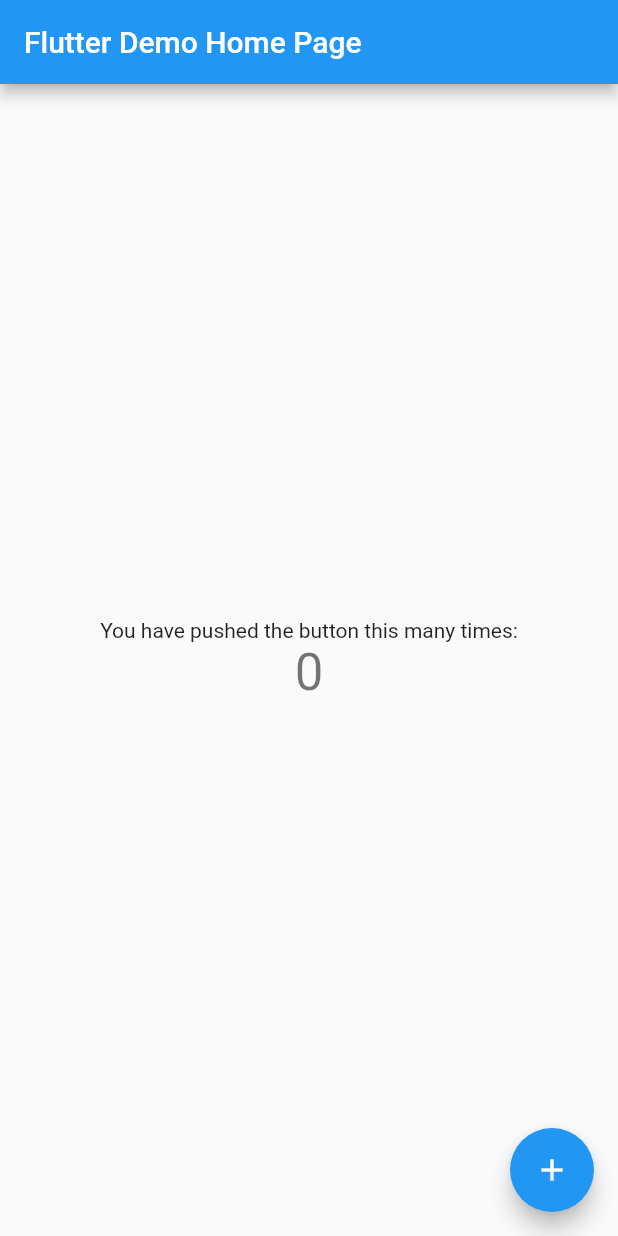
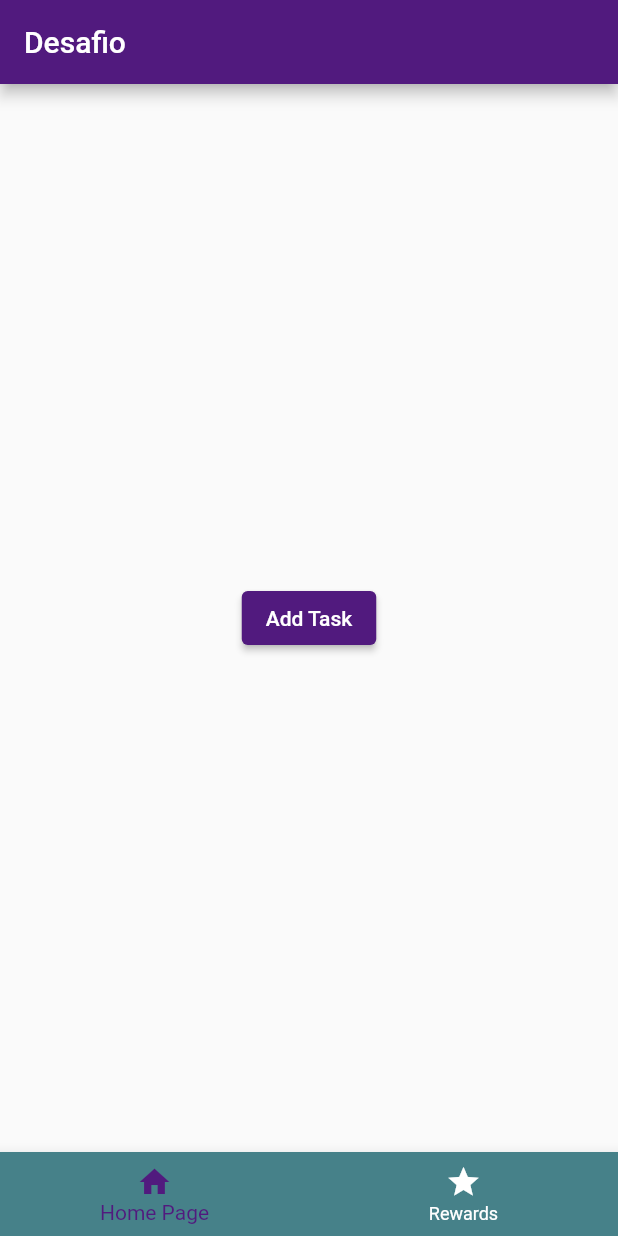
Before and after one commit to camila-fukuda/ryc_desafio_do_modulo_basico, a Flutter app: the screen it shows after launch, on a phone screen of 412 x 824 dp. Run offline on Flutter 3.47's test engine with Material 2 defaults, Android fonts, the light colour scheme and no system bars.

Commit message:
Criando as páginas principais e uma navegação simplificada.

```diff
--- a/lib/main.dart
+++ b/lib/main.dart
@@ -1,115 +1,35 @@
 import 'package:flutter/material.dart';
+import 'package:ryc_desafio_do_modulo_basico/pages/home_page.dart';
+import 'package:ryc_desafio_do_modulo_basico/pages/rewards_page.dart';
+import 'package:ryc_desafio_do_modulo_basico/utils/app_routes.dart';
 
 void main() {
   runApp(const MyApp());
 }
 
-class MyApp extends StatelessWidget {
-  const MyApp({super.key});
+class MyApp extends StatefulWidget {
+  const MyApp({Key? key}) : super(key: key);
 
-  // This widget is the root of your application.
+  @override
+  State<MyApp> createState() => _MyAppState();
+}
+
+class _MyAppState extends State<MyApp> {
   @override
   Widget build(BuildContext context) {
     return MaterialApp(
       title: 'Flutter Demo',
       theme: ThemeData(
-        // This is the theme of your application.
-        //
-        // Try running your application with "flutter run". You'll see the
-        // application has a blue toolbar. Then, without quitting the app, try
-        // changing the primarySwatch below to Colors.green and then invoke
-        // "hot reload" (press "r" in the console where you ran "flutter run",
-        // or simply save your changes to "hot reload" in a Flutter IDE).
-        // Notice that the counter didn't reset back to zero; the application
-        // is not restarted.
-        primarySwatch: Colors.blue,
-      ),
-      home: const MyHomePage(title: 'Flutter Demo Home Page'),
+          colorScheme: ColorScheme.fromSwatch().copyWith(
+        primary: const Color.fromRGBO(81, 26, 126, 1),
+        secondary: const Color.fromRGBO(70, 129, 137, 1),
+        tertiary: const Color.fromARGB(255, 98, 161, 82),
+        error: const Color.fromARGB(255, 150, 1, 1),
+      )),
+      routes: {
+        AppRoutes.HOME: (ctx) => HomePage(),
+        AppRoutes.REWARDS: (ctx) => const RewardsPage()
+      },
     );
   }
 }
-
-class MyHomePage extends StatefulWidget {
-  const MyHomePage({super.key, required this.title});
-
-  // This widget is the home page of your application. It is stateful, meaning
-  // that it has a State object (defined below) that contains fields that affect
-  // how it looks.
-
-  // This class is the configuration for the state. It holds the values (in this
-  // case the title) provided by the parent (in this case the App widget) and
-  // used by the build method of the State. Fields in a Widget subclass are
-  // always marked "final".
-
-  final String title;
-
-  @override
-  State<MyHomePage> createState() => _MyHomePageState();
-}
-
-class _MyHomePageState extends State<MyHomePage> {
-  int _counter = 0;
-
-  void _incrementCounter() {
-    setState(() {
-      // This call to setState tells the Flutter framework that something has
-      // changed in this State, which causes it to rerun the build method below
-      // so that the display can reflect the updated values. If we changed
-      // _counter without calling setState(), then the build method would not be
-      // called again, and so nothing would appear to happen.
-      _counter++;
-    });
-  }
-
-  @override
-  Widget build(BuildContext context) {
-    // This method is rerun every time setState is called, for instance as done
-    // by the _incrementCounter method above.
-    //
-    // The Flutter framework has been optimized to make rerunning build methods
-    // fast, so that you can just rebuild anything that needs updating rather
-    // than having to individually change instances of widgets.
-    return Scaffold(
-      appBar: AppBar(
-        // Here we take the value from the MyHomePage object that was created by
-        // the App.build method, and use it to set our appbar title.
-        title: Text(widget.title),
-      ),
-      body: Center(
-        // Center is a layout widget. It takes a single child and positions it
-        // in the middle of the parent.
-        child: Column(
-          // Column is also a layout widget. It takes a list of children and
-          // arranges them vertically. By default, it sizes itself to fit its
-          // children horizontally, and tries to be as tall as its parent.
-          //
-          // Invoke "debug painting" (press "p" in the console, choose the
-          // "Toggle Debug Paint" action from the Flutter Inspector in Android
-          // Studio, or the "Toggle Debug Paint" command in Visual Studio Code)
-          // to see the wireframe for each widget.
-          //
-          // Column has various properties to control how it sizes itself and
-          // how it positions its children. Here we use mainAxisAlignment to
-          // center the children vertically; the main axis here is the vertical
-          // axis because Columns are vertical (the cross axis would be
-          // horizontal).
-          mainAxisAlignment: MainAxisAlignment.center,
-          children: <Widget>[
-            const Text(
-              'You have pushed the button this many times:',
-            ),
-            Text(
-              '$_counter',
-              style: Theme.of(context).textTheme.headlineMedium,
-            ),
-          ],
-        ),
-      ),
-      floatingActionButton: FloatingActionButton(
-        onPressed: _incrementCounter,
-        tooltip: 'Increment',
-        child: const Icon(Icons.add),
-      ), // This trailing comma makes auto-formatting nicer for build methods.
-    );
-  }
-}
--- /dev/null
+++ b/lib/pages/dashboard_page.dart
@@ -0,0 +1,42 @@
+import 'package:flutter/material.dart';
+
+class DashboardPage extends StatefulWidget {
+  const DashboardPage({super.key});
+
+  @override
+  State<DashboardPage> createState() => _DashboardPageState();
+}
+
+class _DashboardPageState extends State<DashboardPage> {
+  bool _showForm = false;
+
+  @override
+  Widget build(BuildContext context) {
+    return Center(
+      child: _showForm
+          ? Column(
+              mainAxisAlignment: MainAxisAlignment.center,
+              children: [
+                const Text('Form Content.'),
+                const SizedBox(height: 16),
+                IconButton(
+                  onPressed: () {
+                    setState(() {
+                      _showForm = false;
+                    });
+                  },
+                  icon: const Icon(Icons.arrow_back),
+                ),
+              ],
+            )
+          : ElevatedButton(
+              onPressed: () {
+                setState(() {
+                  _showForm = true;
+                });
+              },
+              child: const Text('Add Task'),
+            ),
+    );
+  }
+}
--- /dev/null
+++ b/lib/pages/home_page.dart
@@ -0,0 +1,59 @@
+import 'package:flutter/material.dart';
+import 'package:ryc_desafio_do_modulo_basico/pages/dashboard_page.dart';
+import 'package:ryc_desafio_do_modulo_basico/pages/rewards_page.dart';
+
+class HomePage extends StatefulWidget {
+  const HomePage({super.key});
+
+  @override
+  State<HomePage> createState() => _DashboardState();
+}
+
+class _DashboardState extends State<HomePage> {
+  int _selectedScreenIndex = 0;
+
+  List<Map<String, Object>>? _screens;
+
+  @override
+  void initState() {
+    super.initState();
+    _screens = [
+      {'title': 'Home Page', 'screen': const DashboardPage()},
+      {'title': 'Rewards', 'screen': const RewardsPage()},
+    ];
+  }
+
+  _selectScreen(int index) {
+    setState(() {
+      _selectedScreenIndex = index;
+    });
+  }
+
+  @override
+  Widget build(BuildContext context) {
+    return Scaffold(
+      appBar: AppBar(
+        title: Text('Desafio'),
+      ),
+      body: _screens![_selectedScreenIndex]['screen'] as Widget,
+      bottomNavigationBar: BottomNavigationBar(
+        onTap: _selectScreen,
+        backgroundColor: Theme.of(context).colorScheme.secondary,
+        unselectedItemColor: Colors.white,
+        selectedItemColor: Theme.of(context).colorScheme.primary,
+        currentIndex: _selectedScreenIndex,
+        type: BottomNavigationBarType.fixed,
+        items: const [
+          BottomNavigationBarItem(
+            icon: Icon(Icons.home),
+            label: 'Home Page',
+          ),
+          BottomNavigationBarItem(
+            icon: Icon(Icons.star),
+            label: 'Rewards',
+          ),
+        ],
+      ),
+    );
+  }
+}
--- /dev/null
+++ b/lib/pages/rewards_page.dart
@@ -0,0 +1,12 @@
+import 'package:flutter/material.dart';
+
+class RewardsPage extends StatelessWidget {
+  const RewardsPage({super.key});
+
+  @override
+  Widget build(BuildContext context) {
+    return const Center(
+      child: Text('Reward page content.'),
+    );
+  }
+}
--- /dev/null
+++ b/lib/utils/app_routes.dart
@@ -0,0 +1,4 @@
+class AppRoutes {
+  static const HOME = '/';
+  static const REWARDS = '/rewards';
+}
```
